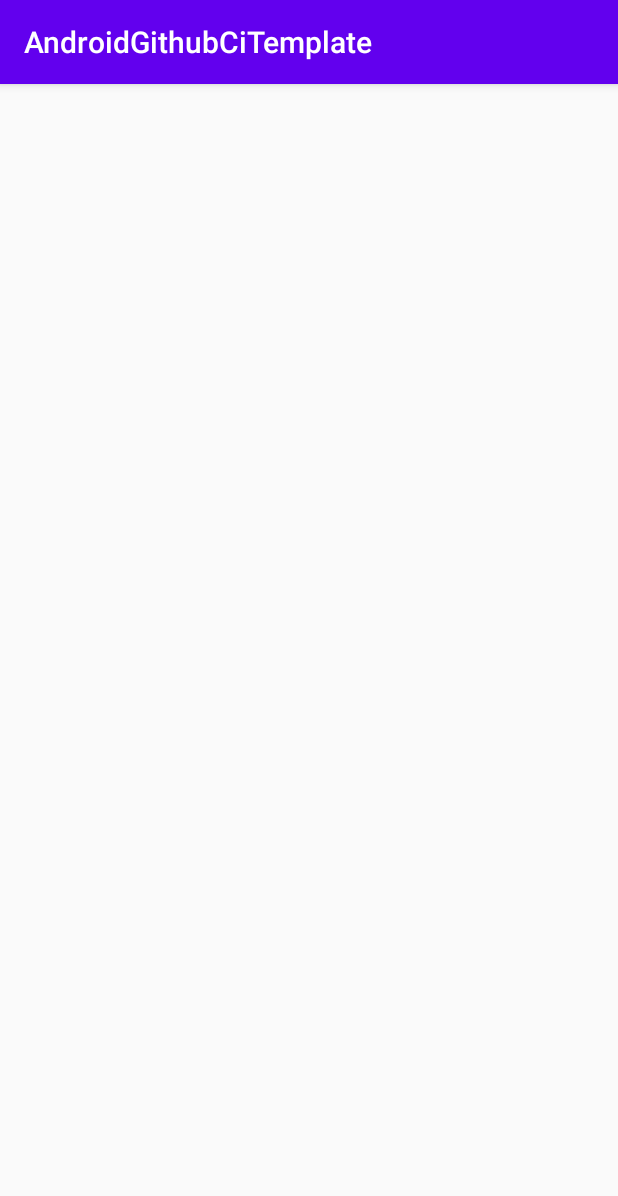
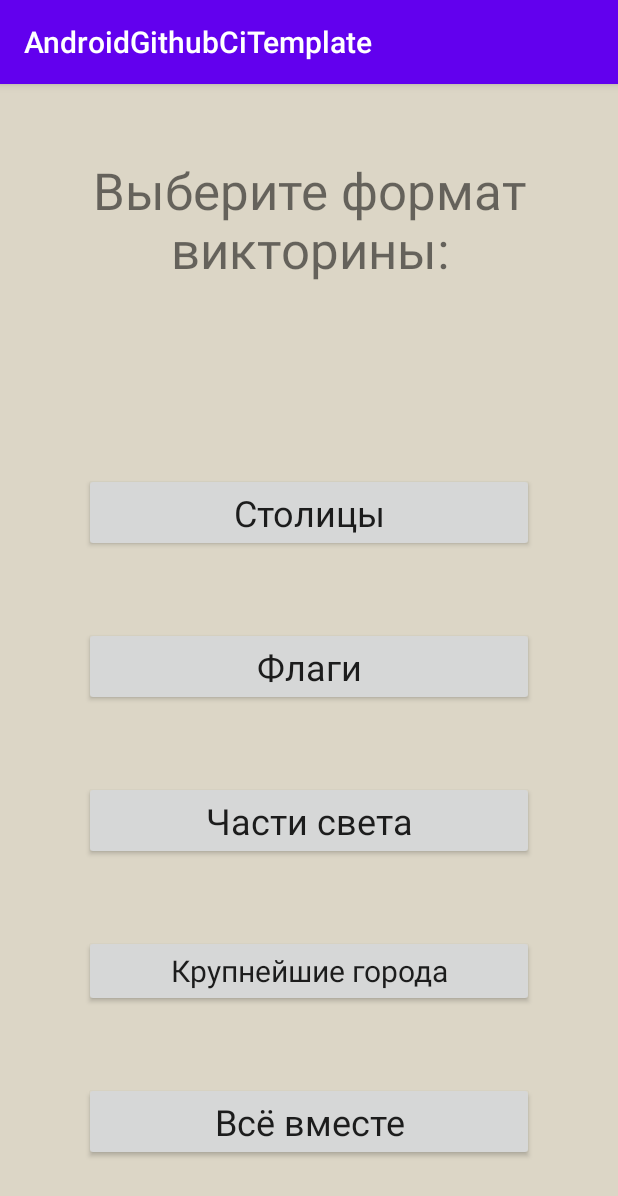
Before and after one commit to HadronCollider/practice21.2-7, an Android app: the FormatActivity screen opened directly, with no data from a screen before it, on a phone screen of 412 x 824 dp. Shown: the top 1196 px of the screen. Run offline under Robolectric (Android 15) with nearby library versions, the phone set to English and light mode, and no system bars.

Commit message:
activity_format.xml

```diff
--- a/app/src/main/res/layout/activity_format.xml
+++ b/app/src/main/res/layout/activity_format.xml
@@ -4,6 +4,99 @@
     xmlns:tools="http://schemas.android.com/tools"
     android:layout_width="match_parent"
     android:layout_height="match_parent"
+    android:background="#DCD6C6"
     tools:context=".FormatActivity">
 
+    <TextView
+        android:id="@+id/fTextView"
+        android:layout_width="322dp"
+        android:layout_height="98dp"
+        android:layout_marginTop="48dp"
+        android:fontFamily="sans-serif"
+        android:text="Выберите формат викторины:"
+        android:textAlignment="center"
+        android:textSize="34sp"
+        app:layout_constraintEnd_toEndOf="parent"
+        app:layout_constraintStart_toStartOf="parent"
+        app:layout_constraintTop_toTopOf="parent" />
+
+    <Button
+        android:id="@+id/b_all"
+        android:layout_width="300dp"
+        android:layout_height="wrap_content"
+        android:layout_marginLeft="50dp"
+        android:layout_marginRight="50dp"
+        android:layout_marginBottom="50dp"
+        android:fontFamily="sans-serif"
+        android:text="Всё вместе"
+        android:textAllCaps="false"
+        android:textSize="24sp"
+        app:layout_constraintBottom_toBottomOf="parent"
+        app:layout_constraintEnd_toEndOf="parent"
+        app:layout_constraintStart_toStartOf="parent" />
+
+    <Button
+        android:id="@+id/b_large_cities"
+        android:layout_width="300dp"
+        android:layout_height="wrap_content"
+        android:layout_marginLeft="50dp"
+        android:layout_marginRight="50dp"
+        android:layout_marginBottom="50dp"
+        android:fontFamily="sans-serif"
+        android:text="Крупнейшие города"
+        android:textAllCaps="false"
+        android:textSize="20sp"
+        app:layout_constraintBottom_toTopOf="@+id/b_all"
+        app:layout_constraintEnd_toEndOf="parent"
+        app:layout_constraintHorizontal_bias="0.495"
+        app:layout_constraintStart_toStartOf="parent" />
+
+    <Button
+        android:id="@+id/b_continents"
+        android:layout_width="300dp"
+        android:layout_height="wrap_content"
+        android:layout_marginLeft="50dp"
+        android:layout_marginRight="50dp"
+        android:layout_marginBottom="50dp"
+        android:fontFamily="sans-serif"
+        android:text="Части света"
+        android:textAllCaps="false"
+        android:textSize="24sp"
+        app:layout_constraintBottom_toTopOf="@+id/b_large_cities"
+        app:layout_constraintEnd_toEndOf="parent"
+        app:layout_constraintHorizontal_bias="0.495"
+        app:layout_constraintStart_toStartOf="parent" />
+
+    <Button
+        android:id="@+id/b_flags"
+        android:layout_width="300dp"
+        android:layout_height="wrap_content"
+        android:layout_marginLeft="50dp"
+        android:layout_marginRight="50dp"
+        android:layout_marginBottom="50dp"
+        android:fontFamily="sans-serif"
+        android:text="Флаги"
+        android:textAllCaps="false"
+        android:textSize="24sp"
+        app:layout_constraintBottom_toTopOf="@+id/b_continents"
+        app:layout_constraintEnd_toEndOf="parent"
+        app:layout_constraintHorizontal_bias="0.495"
+        app:layout_constraintStart_toStartOf="parent" />
+
+    <Button
+        android:id="@+id/b_capitals"
+        android:layout_width="300dp"
+        android:layout_height="wrap_content"
+        android:layout_marginLeft="50dp"
+        android:layout_marginRight="50dp"
+        android:layout_marginBottom="50dp"
+        android:fontFamily="sans-serif"
+        android:text="Столицы"
+        android:textAllCaps="false"
+        android:textSize="24sp"
+        app:layout_constraintBottom_toTopOf="@+id/b_flags"
+        app:layout_constraintEnd_toEndOf="parent"
+        app:layout_constraintHorizontal_bias="0.495"
+        app:layout_constraintStart_toStartOf="parent" />
+
 </androidx.constraintlayout.widget.ConstraintLayout>
```
